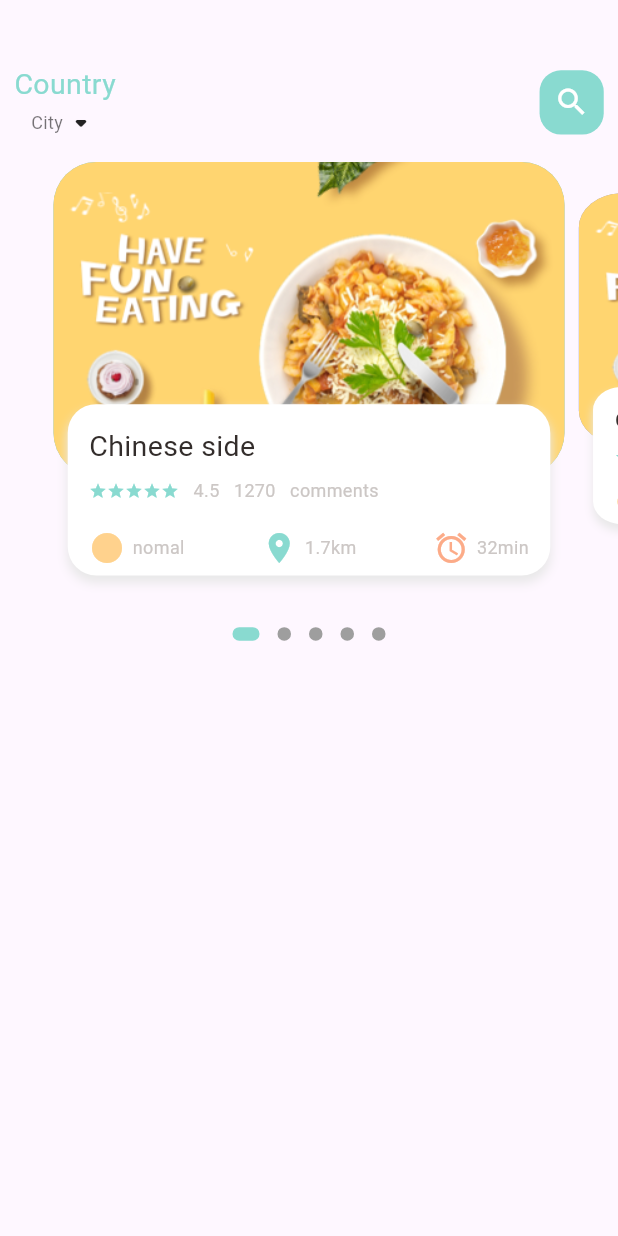
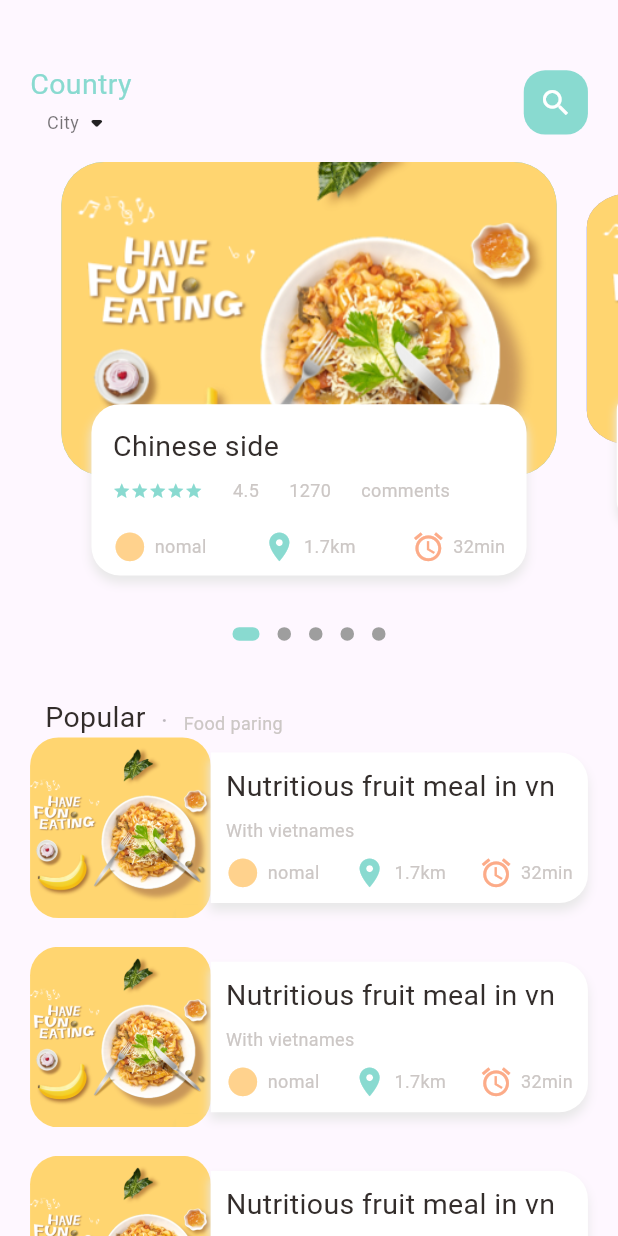
Before and after one commit to DoThienTai/Food_Delivery_App, a Flutter app: the screen it shows after launch, on a phone screen of 412 x 824 dp. Run offline on Flutter 3.47's test engine with Material 3 defaults, Android fonts, the phone set to English and light mode, and no system bars; drawn by our look-alikes of dots_indicator; our stand-ins replace get.

Commit message:
cap nhat giao dien home

```diff
--- a/lib/home/body_food_page.dart
+++ b/lib/home/body_food_page.dart
@@ -41,6 +41,7 @@ class _BodyFoodPageState extends State<BodyFoodPage> {
   Widget build(BuildContext context) {
     return Column(
       children: [
+        //slider section
         Container(
           height: Dimensions.pageView,
           child: PageView.builder(
@@ -50,6 +51,7 @@ class _BodyFoodPageState extends State<BodyFoodPage> {
                 return _buildPageItem(position);
               }),
         ),
+        //dots
         new DotsIndicator(
           dotsCount: 5,
           position: _currPageValue,
@@ -61,6 +63,126 @@ class _BodyFoodPageState extends State<BodyFoodPage> {
                 borderRadius: BorderRadius.circular(5.0)),
           ),
         ),
+        // Popular text
+        SizedBox(
+          height: Dimensions.height30,
+        ),
+        Container(
+          margin: EdgeInsets.only(left: Dimensions.width30),
+          child: Row(
+            crossAxisAlignment: CrossAxisAlignment.end,
+            children: [
+              BigText(text: "Popular"),
+              SizedBox(
+                width: Dimensions.width10,
+              ),
+              Container(
+                margin: const EdgeInsets.only(bottom: 3),
+                child: BigText(
+                  text: ".",
+                  color: Colors.black26,
+                ),
+              ),
+              SizedBox(
+                width: Dimensions.width10,
+              ),
+              Container(
+                margin: const EdgeInsets.only(bottom: 2),
+                child: SmallText(text: "Food paring"),
+              ),
+            ],
+          ),
+        ),
+        //List of food an images
+        ListView.builder(
+              physics: NeverScrollableScrollPhysics(),
+              shrinkWrap: true,
+              itemCount: 10,
+              itemBuilder: (context, index) {
+                return Container(
+                  margin: EdgeInsets.only(
+                      left: Dimensions.width20,
+                      right: Dimensions.width20,
+                      bottom: Dimensions.height20),
+                  child: Row(
+                    children: [
+                      //image secsion
+                      Container(
+                        width: Dimensions.listViewImgSize,
+                        height: Dimensions.listViewImgSize,
+                        decoration: BoxDecoration(
+                          borderRadius:
+                              BorderRadius.circular(Dimensions.radius20),
+                          color: Colors.white38,
+                          image: DecorationImage(
+                            fit: BoxFit.cover,
+                            image: AssetImage(
+                              "assets/image/food0.png",
+                            ),
+                          ),
+                        ),
+                      ),
+                      //text container
+                      Expanded(
+                        child: Container(
+                          height: Dimensions.listViewTextConSize,
+                          decoration: BoxDecoration(
+                            borderRadius: BorderRadius.only(
+                              topRight: Radius.circular(Dimensions.radius20),
+                              bottomRight: Radius.circular(Dimensions.radius20),
+                            ),
+                            color: Colors.white,
+                            boxShadow: [
+                              BoxShadow(
+                                color: Color(0xFFe8e8e8),
+                                blurRadius: 5.0,
+                                offset: Offset(0, 5),
+                              ),
+                            ],
+                          ),
+                          child: Padding(
+                            padding: EdgeInsets.only(
+                                left: Dimensions.width10,
+                                right: Dimensions.width10),
+                            child: Column(
+                              crossAxisAlignment: CrossAxisAlignment.start,
+                              mainAxisAlignment: MainAxisAlignment.center,
+                              children: [
+                                BigText(text: "Nutritious fruit meal in vn"),
+                                SizedBox(
+                                  height: Dimensions.height10,
+                                ),
+                                SmallText(text: "With vietnames"),
+                                SizedBox(
+                                  height: Dimensions.height10,
+                                ),
+                                Row(
+                                  mainAxisAlignment:
+                                      MainAxisAlignment.spaceBetween,
+                                  children: [
+                                    IconAndTextWidget(
+                                        icon: Icons.circle_sharp,
+                                        text: 'nomal',
+                                        iconColor: AppColors.iconColor1),
+                                    IconAndTextWidget(
+                                        icon: Icons.location_on,
+                                        text: '1.7km',
+                                        iconColor: AppColors.mainColor),
+                                    IconAndTextWidget(
+                                        icon: Icons.access_alarm_sharp,
+                                        text: '32min',
+                                        iconColor: AppColors.iconColor2),
+                                  ],
+                                ),
+                              ],
+                            ),
+                          ),
+                        ),
+                      ),
+                    ],
+                  ),
+                );
+              }),
       ],
     );
   }
@@ -96,7 +218,8 @@ class _BodyFoodPageState extends State<BodyFoodPage> {
         children: [
           Container(
             height: Dimensions.pageViewContainer,
-            margin: EdgeInsets.only(right: Dimensions.width10, left: Dimensions.width10),
+            margin: EdgeInsets.only(
+                right: Dimensions.width10, left: Dimensions.width10),
             decoration: BoxDecoration(
               borderRadius: BorderRadius.circular(Dimensions.radius30),
               color: index.isEven ? Color(0xFF69c5df) : Color(0xFF9294cc),
@@ -110,7 +233,10 @@ class _BodyFoodPageState extends State<BodyFoodPage> {
             alignment: Alignment.bottomCenter,
             child: Container(
               height: Dimensions.pageViewTexContainer,
-              margin: EdgeInsets.only(right: Dimensions.width30, left: Dimensions.width30, bottom: Dimensions.height30),
+              margin: EdgeInsets.only(
+                  right: Dimensions.width30,
+                  left: Dimensions.width30,
+                  bottom: Dimensions.height30),
               decoration: BoxDecoration(
                 borderRadius: BorderRadius.circular(Dimensions.radius20),
                 color: Colors.white,
@@ -123,7 +249,10 @@ class _BodyFoodPageState extends State<BodyFoodPage> {
                 ],
               ),
               child: Container(
-                padding: EdgeInsets.only(top: Dimensions.height15, left: Dimensions.height15, right: Dimensions.height15),
+                padding: EdgeInsets.only(
+                    top: Dimensions.height15,
+                    left: Dimensions.height15,
+                    right: Dimensions.height15),
                 child: Column(
                   crossAxisAlignment: CrossAxisAlignment.start,
                   children: [
--- a/lib/home/main_food_page.dart
+++ b/lib/home/main_food_page.dart
@@ -15,8 +15,6 @@ class MainFoodPage extends StatefulWidget {
 class _MainFoodPageState extends State<MainFoodPage> {
   @override
   Widget build(BuildContext context) {
-    print(MediaQuery.of(context).size.width.toString());
-    print(MediaQuery.of(context).size.height.toString());
     return Scaffold(
       body: Column(
         children: [
@@ -52,6 +50,7 @@ class _MainFoodPageState extends State<MainFoodPage> {
                       child: Icon(
                         Icons.search,
                         color: Colors.white,
+                        size: Dimensions.iconSize24,
                       ),
                       decoration: BoxDecoration(
                         borderRadius: BorderRadius.circular(Dimensions.radius15),
@@ -64,7 +63,7 @@ class _MainFoodPageState extends State<MainFoodPage> {
             ),
           ),
           //showing the body
-          BodyFoodPage(),
+          Expanded(child: SingleChildScrollView(child: BodyFoodPage(),))
         ],
       ),
     );
--- a/lib/utils/dimensions.dart
+++ b/lib/utils/dimensions.dart
@@ -1,7 +1,7 @@
 import 'package:get/get.dart';
 class Dimensions{
-  static double screenHeight = Get.context!.height;
-  static double screenWidth = Get.context!.width;
+  static double screenHeight = Get.context!.height;//867
+  static double screenWidth = Get.context!.width;//411
 
   static double pageView = screenHeight/2.71;
   static double pageViewContainer= screenHeight/3.94;
@@ -14,14 +14,20 @@ class Dimensions{
   static double height30 = screenHeight/28.9;
   static double height45 = screenHeight/19.26;
   //dynamic width padding and margin
-  static double width10 = screenWidth/86.7;
-  static double width15 = screenWidth/57.8;
-  static double width20 = screenWidth/43.35;
-  static double width30 = screenWidth/28.9;
+  static double width10 = screenWidth/41.1;
+  static double width15 = screenWidth/27.4;
+  static double width20 = screenWidth/20.55;
+  static double width30 = screenWidth/13.7;
 
   //radius
   static double font20 = screenHeight/43.35;
   static double radius15 = screenHeight/57.8;
   static double radius20 = screenHeight/43.35;
   static double radius30 = screenHeight/28.9;
+
+  //icon size
+  static double iconSize24 = screenHeight/36.12;
+  //list view size
+  static double listViewImgSize = screenWidth/3.42;
+  static double listViewTextConSize = screenWidth/4.11;
 }
--- a/lib/widget/icon_and_text_widget.dart
+++ b/lib/widget/icon_and_text_widget.dart
@@ -1,4 +1,5 @@
 import 'package:flutter/material.dart';
+import 'package:food_delivery_app/utils/dimensions.dart';
 import 'package:food_delivery_app/widget/small_text.dart';
 
 class IconAndTextWidget extends StatelessWidget {
@@ -15,7 +16,7 @@ class IconAndTextWidget extends StatelessWidget {
   Widget build(BuildContext context) {
     return Row(
       children: [
-        Icon(icon, color: iconColor,),
+        Icon(icon, color: iconColor, size: Dimensions.iconSize24,),
         SizedBox(width: 5,),
         SmallText(text: text,),
       ],
```
